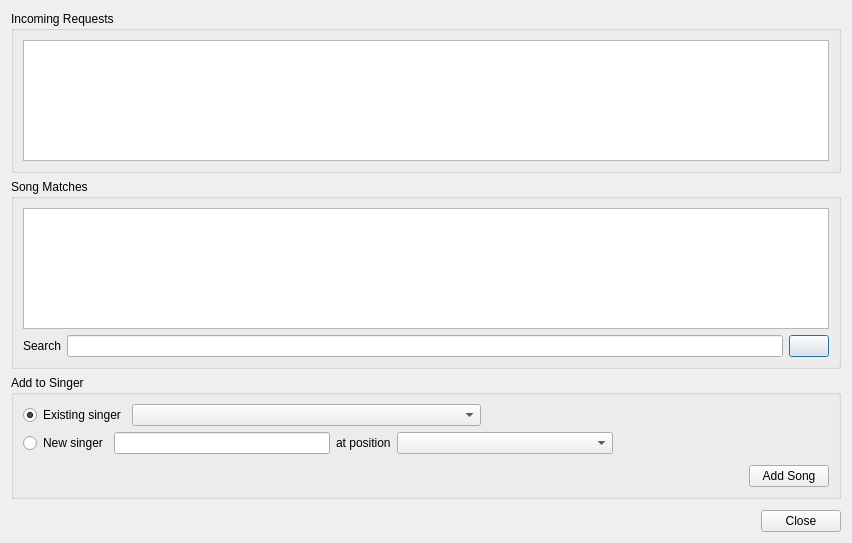
Old version of the form KaraokeHost/khrequestsdialog.ui in the repository OpenKJ/OpenKJ.
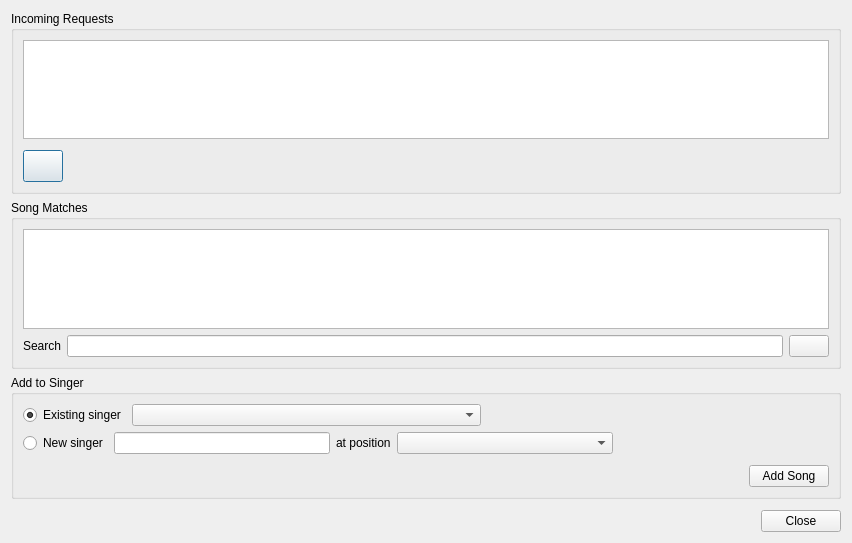
New version of the form. Icons and pictures are not drawn.

```diff
--- a/KaraokeHost/khrequestsdialog.ui
+++ b/KaraokeHost/khrequestsdialog.ui
@@ -48,6 +48,43 @@
         </attribute>
        </widget>
       </item>
+      <item>
+       <layout class="QHBoxLayout" name="horizontalLayout_6">
+        <property name="topMargin">
+         <number>5</number>
+        </property>
+        <item>
+         <widget class="QPushButton" name="pushButtonClearReqs">
+          <property name="minimumSize">
+           <size>
+            <width>32</width>
+            <height>32</height>
+           </size>
+          </property>
+          <property name="text">
+           <string/>
+          </property>
+          <property name="icon">
+           <iconset resource="resources.qrc">
+            <normaloff>:/icons/Icons/edit-clear.png</normaloff>:/icons/Icons/edit-clear.png</iconset>
+          </property>
+         </widget>
+        </item>
+        <item>
+         <spacer name="horizontalSpacer_5">
+          <property name="orientation">
+           <enum>Qt::Horizontal</enum>
+          </property>
+          <property name="sizeHint" stdset="0">
+           <size>
+            <width>40</width>
+            <height>20</height>
+           </size>
+          </property>
+         </spacer>
+        </item>
+       </layout>
+      </item>
      </layout>
     </widget>
    </item>
```
